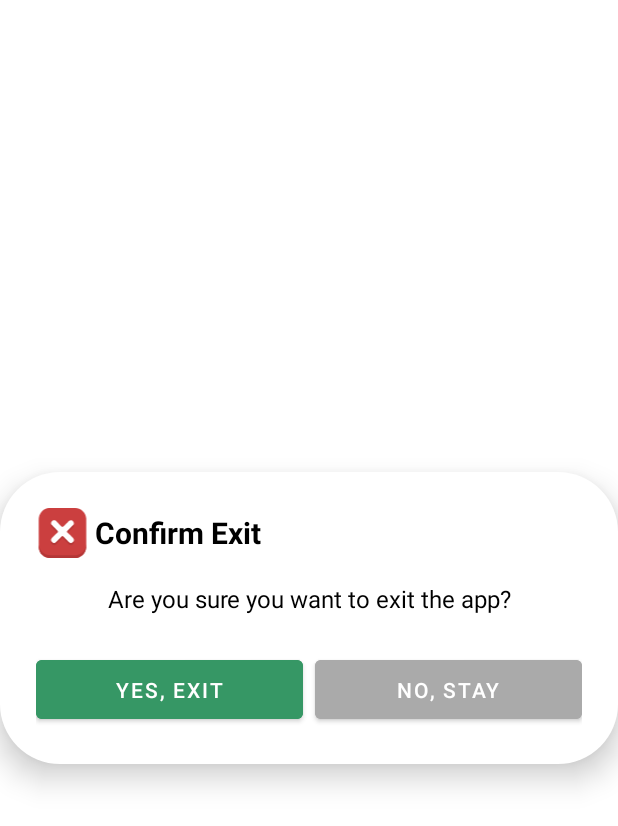
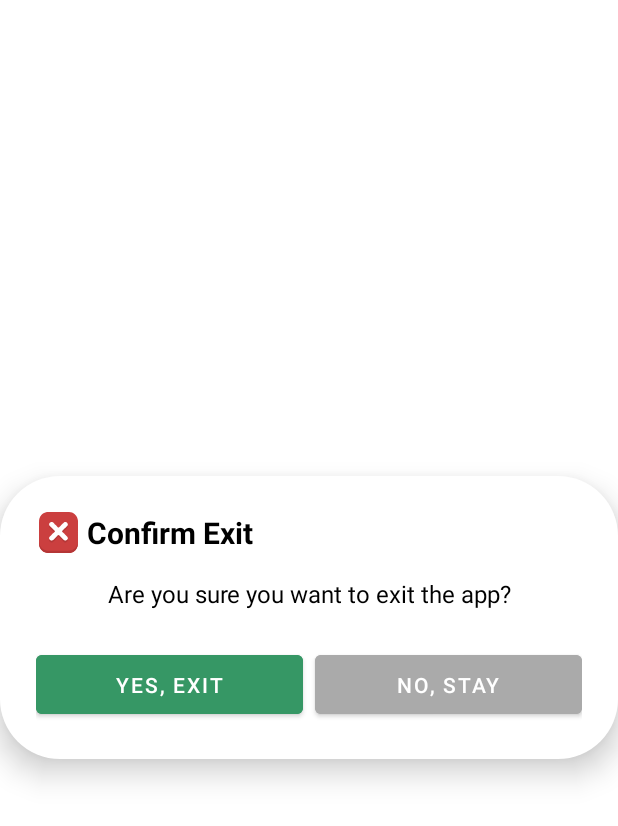
Before and after one commit to RushiPatel9144/SmartIndoorParkingSystem, an Android app: the layout dialog_leave_app.xml on its own in the app's theme, with its tools: preview values and no code run, on a phone screen of 412 x 824 dp. Shown: the top 826 px of the screen. Run offline under Robolectric (Android 15) with nearby library versions, the phone set to English and light mode, and no system bars; Roboto replaces fonts that are not available here.

Commit message:
Fix location delete dialog

```diff
--- a/Parkit/src/main/java/ca/tech/sense/it/smart/indoor/parking/system/owner/bottomNav/location/LocationsFragment.java
+++ b/Parkit/src/main/java/ca/tech/sense/it/smart/indoor/parking/system/owner/bottomNav/location/LocationsFragment.java
@@ -85,7 +85,7 @@ public class LocationsFragment extends BaseNetworkFragment {
         locationsRecyclerView.setAdapter(adapter);
 
         // Add swipe-to-delete functionality
-        ItemTouchHelper itemTouchHelper = new ItemTouchHelper(new SwipeToDeleteCallback(adapter, oAuth.getUid(), parkingLocationManager));
+        ItemTouchHelper itemTouchHelper = new ItemTouchHelper(new SwipeToDeleteCallback(this, adapter, oAuth.getUid(), parkingLocationManager));
         itemTouchHelper.attachToRecyclerView(locationsRecyclerView);
 
         swipeRefreshLayout.setOnRefreshListener(this::loadParkingLocations);
--- a/Parkit/src/main/res/layout/dialog_leave_app.xml
+++ b/Parkit/src/main/res/layout/dialog_leave_app.xml
@@ -20,8 +20,8 @@
         <!-- Image to show (icon or any image you want to display) -->
         <ImageView
             android:id="@+id/dialog_image"
-            android:layout_width="35dp"
-            android:layout_height="33dp"
+            android:layout_width="30dp"
+            android:layout_height="27dp"
             android:layout_marginEnd="4dp"
             android:src="@drawable/cancel" />
 
--- a/Parkit/src/main/res/values/themes.xml
+++ b/Parkit/src/main/res/values/themes.xml
@@ -13,7 +13,7 @@
         <!-- Status bar color. -->
         <item name="android:statusBarColor">@color/theme</item>
         <!-- Set translucent status bar -->
-        <item name="android:windowTranslucentStatus">false</item>
+        <item name="android:windowTranslucentStatus">true</item>
         <!-- Customize your light theme here. -->
         <!-- <item name="colorPrimary">@color/my_light_primary</item> -->
         <!-- <item name="colorPrimary">@color/my_light_primary</item> -->
```
Also changed, not shown: Parkit/src/main/java/ca/tech/sense/it/smart/indoor/parking/system/owner/bottomNav/location/handleLocation/SwipeToDeleteCallback.java (+14 -5 lines), Parkit/src/main/java/ca/tech/sense/it/smart/indoor/parking/system/utility/DialogUtil.java (+17 -8 lines).
